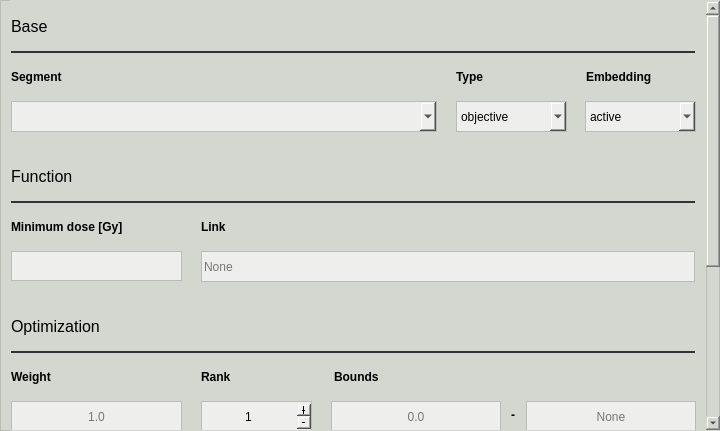
This is pyanno4rt/gui/designs/components/squared_underdosing_window.ui in pyanno4rt/pyanno4rt as Qt 5 draws it before an edit. The edited form follows.
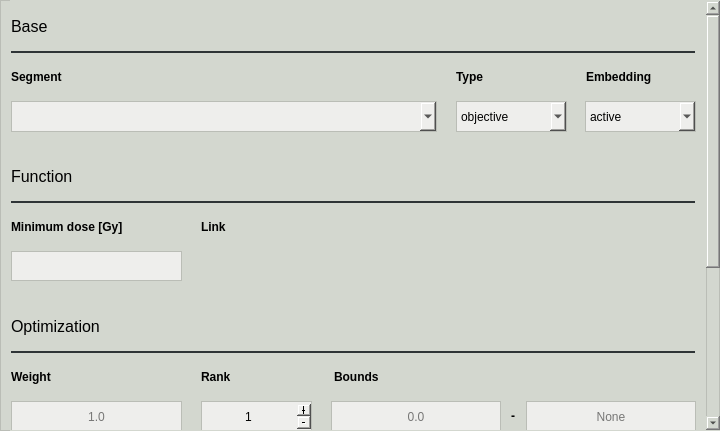
This is the edited form.

```diff
--- a/pyanno4rt/gui/designs/components/squared_underdosing_window.ui
+++ b/pyanno4rt/gui/designs/components/squared_underdosing_window.ui
@@ -51,16 +51,13 @@
     <property name="styleSheet">
      <string notr="true">border-color: transparent;</string>
     </property>
-    <property name="widgetResizable">
-     <bool>false</bool>
-    </property>
     <widget class="QWidget" name="scroll_contents">
      <property name="geometry">
       <rect>
        <x>0</x>
        <y>0</y>
        <width>690</width>
-       <height>681</height>
+       <height>679</height>
       </rect>
      </property>
      <widget class="QComboBox" name="embedding_cbox">
@@ -100,7 +97,7 @@
        <rect>
         <x>0</x>
         <y>60</y>
-        <width>431</width>
+        <width>421</width>
         <height>31</height>
        </rect>
       </property>
@@ -346,31 +343,12 @@
        <string>Identifier</string>
       </property>
      </widget>
-     <widget class="QLineEdit" name="link_ledit">
-      <property name="geometry">
-       <rect>
-        <x>190</x>
-        <y>250</y>
-        <width>494</width>
-        <height>31</height>
-       </rect>
-      </property>
-      <property name="styleSheet">
-       <string notr="true">color: rgb(0, 0, 0);
-background-color: rgb(238, 238, 236);
-border: 1px solid;
-border-color: rgb(186, 189, 182);</string>
-      </property>
-      <property name="placeholderText">
-       <string>None</string>
-      </property>
-     </widget>
      <widget class="QLabel" name="link_label">
       <property name="geometry">
        <rect>
         <x>190</x>
         <y>210</y>
-        <width>494</width>
+        <width>491</width>
         <height>31</height>
        </rect>
       </property>
@@ -531,7 +509,7 @@
       <property name="geometry">
        <rect>
         <x>494</x>
-        <y>405</y>
+        <y>406</y>
         <width>16</width>
         <height>17</height>
        </rect>
@@ -728,9 +706,17 @@
 border: 1px solid;
 border-color: rgb(186, 189, 182);</string>
       </property>
-      <property name="currentIndex">
-       <number>-1</number>
+     </widget>
+     <widget class="QWidget" name="horizontalLayoutWidget">
+      <property name="geometry">
+       <rect>
+        <x>190</x>
+        <y>250</y>
+        <width>491</width>
+        <height>31</height>
+       </rect>
       </property>
+      <layout class="QHBoxLayout" name="segment_link_layout"/>
      </widget>
     </widget>
    </widget>
```
Left out of the diff: 4 changed lines with no effect on the pictures.
